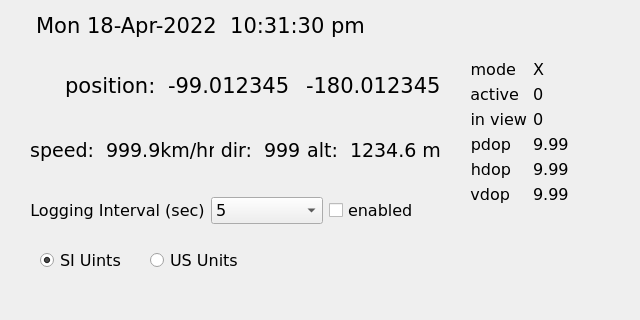
Above: Qt/gps/BasicDisplay.ui from bradselb/examples before the change. Below: the same form after it.
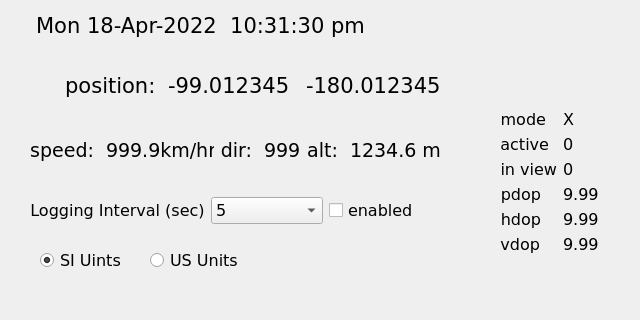
That is the form after the change.

Commit message: restrict window size

```diff
--- a/Qt/gps/BasicDisplay.ui
+++ b/Qt/gps/BasicDisplay.ui
@@ -129,10 +129,10 @@
   <widget class="QWidget" name="formLayoutWidget">
    <property name="geometry">
     <rect>
-     <x>470</x>
-     <y>60</y>
-     <width>131</width>
-     <height>171</height>
+     <x>500</x>
+     <y>110</y>
+     <width>101</width>
+     <height>161</height>
     </rect>
    </property>
    <layout class="QFormLayout" name="formLayout">
```
